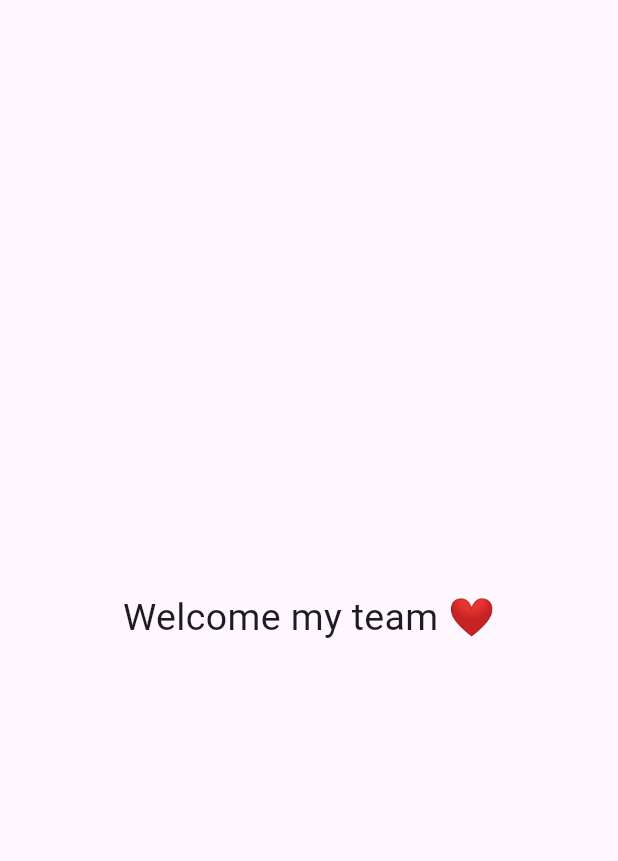
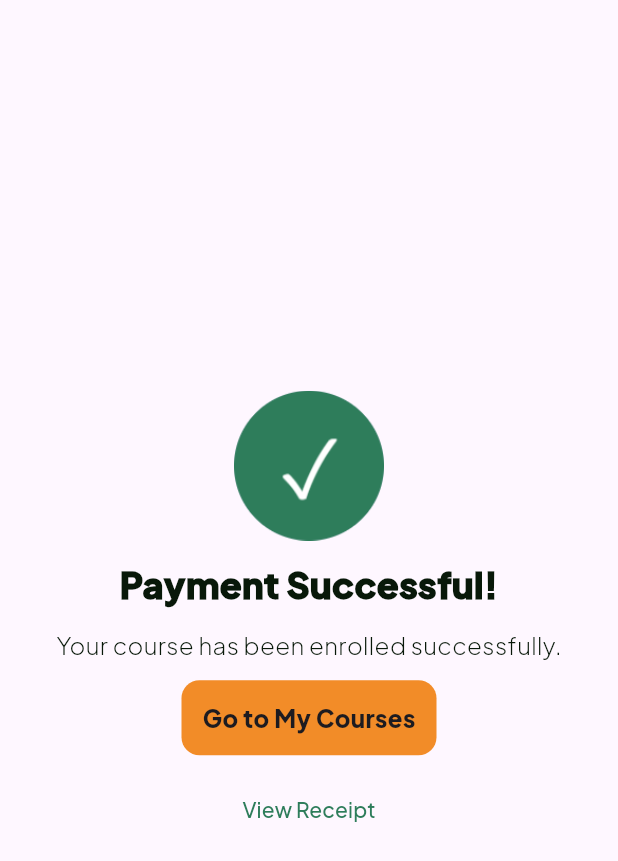
Before and after one commit to Mostafa-Ezzat11/Marefa, a Flutter app: the screen it shows after launch, on a phone screen of 412 x 824 dp. Shown: the top 861 px of the screen. Run offline on Flutter 3.47's test engine with Material 3 defaults, Android fonts, the phone set to English and light mode, and no system bars.

Commit message:
make payment successful screen

```diff
--- a/lib/main.dart
+++ b/lib/main.dart
@@ -1,4 +1,5 @@
 import 'package:flutter/material.dart';
+import 'package:marefa/student/views/payment_successful_view.dart.dart';
 
 void main() {
   runApp(Marefa());
@@ -11,13 +12,16 @@ class Marefa extends StatelessWidget {
   Widget build(BuildContext context) {
     return MaterialApp(
       debugShowCheckedModeBanner: false,
+
+      theme: ThemeData(fontFamily: 'PlusJakartaSans'),
       home: Scaffold(
-        body: Center(
-          child: Text(
-            'Welcome my team ❤️',
-            style: TextStyle(fontSize: 25),
-          ),
-        ),
+        body: PaymentSuccessfulView(),
+        // body: Center(
+        //   child: Text(
+        //     'Welcome my team ✌️',
+        //     style: TextStyle(fontSize: 25),
+        //   ),
+        // ),
       ),
     );
   }
--- /dev/null
+++ b/lib/student/views/payment_successful_view.dart.dart
@@ -0,0 +1,73 @@
+import 'package:flutter/material.dart';
+import 'package:marefa/constants.dart';
+
+class PaymentSuccessfulView extends StatelessWidget {
+  const PaymentSuccessfulView({super.key});
+
+  @override
+  Widget build(BuildContext context) {
+    return Scaffold(
+      body: SafeArea(
+        child: Center(
+          child: Column(
+            mainAxisAlignment: MainAxisAlignment.center,
+            spacing: 12,
+            children: [
+              CircleAvatar(
+                radius: 50,
+                child: Image(
+                  image: AssetImage(
+                    'assets/images/payment_successfuly.png',
+                  ),
+                ),
+              ),
+              Text(
+                'Payment Successful!',
+                style: TextStyle(
+                  color: AppColors.largeTextColor,
+                  fontSize: 24,
+                  fontWeight: FontWeight(1000),
+                ),
+              ),
+              Text(
+                'Your course has been enrolled successfully.',
+                style: TextStyle(
+                  color: AppColors.largeTextColor,
+                  fontSize: 16,
+                  fontWeight: FontWeight(280),
+                ),
+              ),
+
+              Container(
+                decoration: BoxDecoration(
+                  color: AppColors.orangeColor,
+
+                  borderRadius: BorderRadius.circular(12),
+                ),
+                height: 50,
+                width: 170,
+                child: Center(
+                  child: Text(
+                    'Go to My Courses',
+                    style: TextStyle(
+                      fontSize: 16,
+                      fontWeight: FontWeight(800),
+                    ),
+                  ),
+                ),
+              ),
+
+              TextButton(
+                onPressed: () {},
+                child: Text(
+                  'View Receipt',
+                  style: TextStyle(color: AppColors.primaryColor),
+                ),
+              ),
+            ],
+          ),
+        ),
+      ),
+    );
+  }
+}
```
Also changed, not shown: pubspec.yaml (+9 -13 lines), assets/fonts/PlusJakartaSans-VariableFont_wght.ttf (added), assets/images/payment_successfuly.png (added), lib/student/views/test.dart (deleted).
